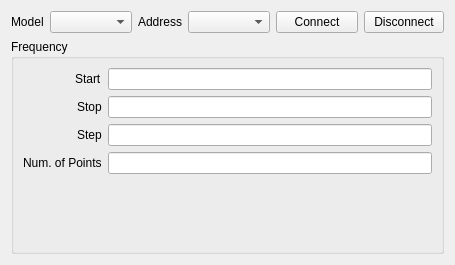
The window that pychamber/app/ui/analyzer_widget.ui (PyChamber/PyChamber) describes before a commit, drawn with Qt 5.
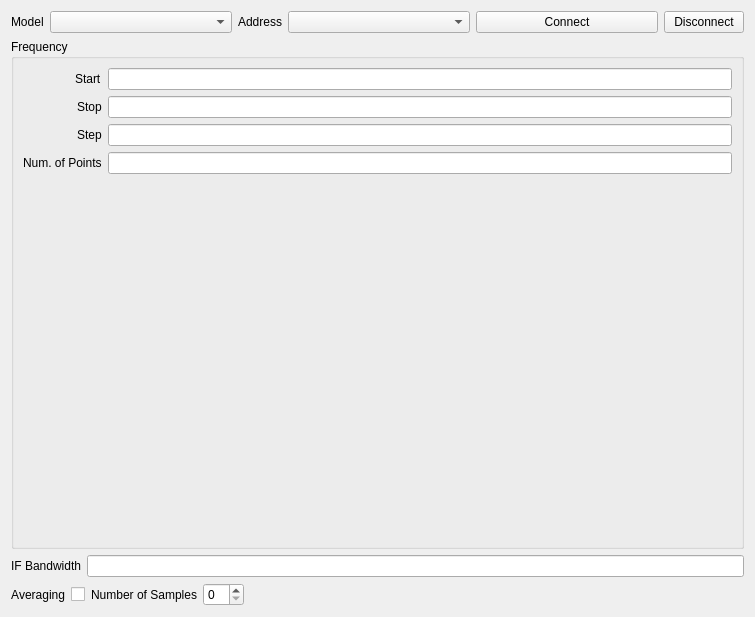
The same window after the commit. Custom widgets are drawn as their Qt base class.

The edit to the form file:
```diff
--- a/pychamber/app/ui/analyzer_widget.ui
+++ b/pychamber/app/ui/analyzer_widget.ui
@@ -6,8 +6,8 @@
    <rect>
     <x>0</x>
     <y>0</y>
-    <width>455</width>
-    <height>265</height>
+    <width>755</width>
+    <height>617</height>
    </rect>
   </property>
   <property name="windowTitle">
@@ -127,19 +127,113 @@
      </layout>
     </widget>
    </item>
+   <item>
+    <layout class="QHBoxLayout" name="horizontalLayout_2">
+     <item>
+      <widget class="QLabel" name="if_bw_label">
+       <property name="text">
+        <string>IF Bandwidth</string>
+       </property>
+       <property name="alignment">
+        <set>Qt::AlignRight|Qt::AlignTrailing|Qt::AlignVCenter</set>
+       </property>
+      </widget>
+     </item>
+     <item>
+      <widget class="FrequencyLineEdit" name="if_bw_le"/>
+     </item>
+    </layout>
+   </item>
+   <item>
+    <layout class="QHBoxLayout" name="horizontalLayout_3">
+     <item>
+      <widget class="QLabel" name="freq_start_label_2">
+       <property name="sizePolicy">
+        <sizepolicy hsizetype="Preferred" vsizetype="Preferred">
+         <horstretch>0</horstretch>
+         <verstretch>0</verstretch>
+        </sizepolicy>
+       </property>
+       <property name="text">
+        <string>Averaging</string>
+       </property>
+       <property name="alignment">
+        <set>Qt::AlignRight|Qt::AlignTrailing|Qt::AlignVCenter</set>
+       </property>
+      </widget>
+     </item>
+     <item>
+      <widget class="Toggle" name="avg_toggle">
+       <property name="enabled">
+        <bool>true</bool>
+       </property>
+       <property name="toolTip">
+        <string/>
+       </property>
+       <property name="text">
+        <string/>
+       </property>
+      </widget>
+     </item>
+     <item>
+      <widget class="QLabel" name="freq_start_label_3">
+       <property name="sizePolicy">
+        <sizepolicy hsizetype="Preferred" vsizetype="Preferred">
+         <horstretch>0</horstretch>
+         <verstretch>0</verstretch>
+        </sizepolicy>
+       </property>
+       <property name="text">
+        <string>Number of Samples</string>
+       </property>
+       <property name="alignment">
+        <set>Qt::AlignRight|Qt::AlignTrailing|Qt::AlignVCenter</set>
+       </property>
+      </widget>
+     </item>
+     <item>
+      <widget class="QSpinBox" name="n_avgs_sb">
+       <property name="sizePolicy">
+        <sizepolicy hsizetype="Preferred" vsizetype="Fixed">
+         <horstretch>0</horstretch>
+         <verstretch>0</verstretch>
+        </sizepolicy>
+       </property>
+      </widget>
+     </item>
+     <item>
+      <spacer name="horizontalSpacer">
+       <property name="orientation">
+        <enum>Qt::Horizontal</enum>
+       </property>
+       <property name="sizeHint" stdset="0">
+        <size>
+         <width>40</width>
+         <height>20</height>
+        </size>
+       </property>
+      </spacer>
+     </item>
+    </layout>
+   </item>
   </layout>
  </widget>
  <customwidgets>
-  <customwidget>
-   <class>FrequencyLineEdit</class>
-   <extends>QLineEdit</extends>
-   <header>..widgets.frequency_lineedit</header>
-  </customwidget>
   <customwidget>
    <class>CategoryComboBox</class>
    <extends>QComboBox</extends>
    <header>..widgets.category_combobox</header>
   </customwidget>
+  <customwidget>
+   <class>FrequencyLineEdit</class>
+   <extends>QLineEdit</extends>
+   <header>..widgets.frequency_lineedit</header>
+  </customwidget>
+  <customwidget>
+   <class>Toggle</class>
+   <extends>QCheckBox</extends>
+   <header>..widgets.toggle</header>
+  </customwidget>
  </customwidgets>
  <resources/>
  <connections/>
```
